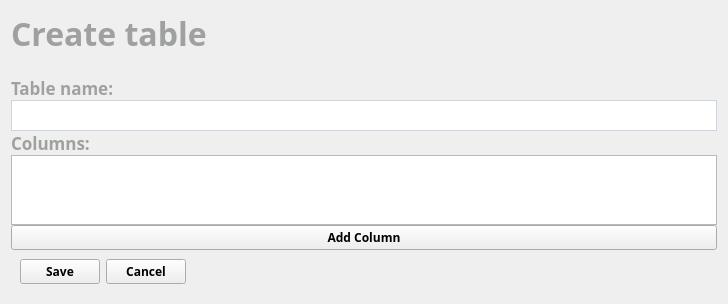
This is NBAdmin/CreateTableTab.ui in gitnitrosbase/QtAdmin as Qt 5 draws it before an edit. The edited form follows.
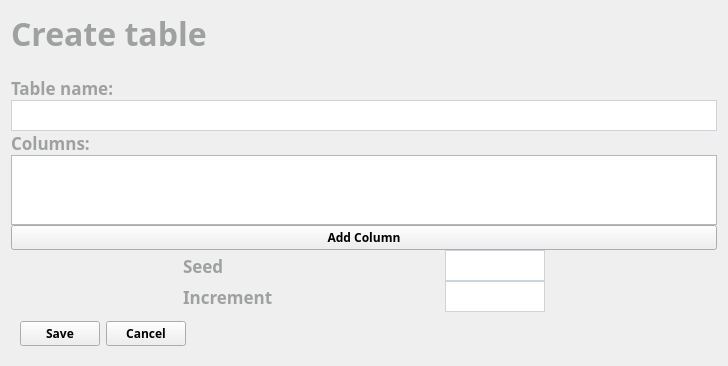
This is the edited form.

Commit message: fix create table fix open table add show text query for table

What changed in the file:
```diff
--- a/NBAdmin/CreateTableTab.ui
+++ b/NBAdmin/CreateTableTab.ui
@@ -23,87 +23,6 @@
    <property name="spacing">
     <number>0</number>
    </property>
-   <item row="5" column="0">
-    <widget class="QTableWidget" name="tableWidget"/>
-   </item>
-   <item row="2" column="0">
-    <widget class="QLabel" name="label">
-     <property name="sizePolicy">
-      <sizepolicy hsizetype="Expanding" vsizetype="Fixed">
-       <horstretch>0</horstretch>
-       <verstretch>0</verstretch>
-      </sizepolicy>
-     </property>
-     <property name="font">
-      <font>
-       <family>Segoe UI Semibold</family>
-       <pointsize>13</pointsize>
-       <bold>true</bold>
-      </font>
-     </property>
-     <property name="styleSheet">
-      <string notr="true">color: #9fa0a0;</string>
-     </property>
-     <property name="text">
-      <string>Table name:</string>
-     </property>
-    </widget>
-   </item>
-   <item row="0" column="0">
-    <widget class="QLabel" name="Header_createTbl">
-     <property name="sizePolicy">
-      <sizepolicy hsizetype="Preferred" vsizetype="Fixed">
-       <horstretch>0</horstretch>
-       <verstretch>0</verstretch>
-      </sizepolicy>
-     </property>
-     <property name="font">
-      <font>
-       <family>Segoe UI Semibold</family>
-       <pointsize>24</pointsize>
-       <bold>true</bold>
-      </font>
-     </property>
-     <property name="styleSheet">
-      <string notr="true">color: #9fa0a0</string>
-     </property>
-     <property name="text">
-      <string>Create table</string>
-     </property>
-    </widget>
-   </item>
-   <item row="7" column="0" alignment="Qt::AlignLeft">
-    <widget class="QWidget" name="horizontalWidget" native="true">
-     <layout class="QHBoxLayout" name="horizontalLayout">
-      <item>
-       <widget class="QPushButton" name="pushButton_2">
-        <property name="sizePolicy">
-         <sizepolicy hsizetype="Fixed" vsizetype="Fixed">
-          <horstretch>0</horstretch>
-          <verstretch>0</verstretch>
-         </sizepolicy>
-        </property>
-        <property name="text">
-         <string>Save</string>
-        </property>
-       </widget>
-      </item>
-      <item>
-       <widget class="QPushButton" name="pushButton_3">
-        <property name="sizePolicy">
-         <sizepolicy hsizetype="Fixed" vsizetype="Fixed">
-          <horstretch>0</horstretch>
-          <verstretch>0</verstretch>
-         </sizepolicy>
-        </property>
-        <property name="text">
-         <string>Cancel</string>
-        </property>
-       </widget>
-      </item>
-     </layout>
-    </widget>
-   </item>
    <item row="1" column="0">
     <spacer name="verticalSpacer">
      <property name="orientation">
@@ -120,21 +39,36 @@
      </property>
     </spacer>
    </item>
-   <item row="4" column="0">
-    <widget class="QLabel" name="label_2">
-     <property name="font">
-      <font>
-       <family>Segoe UI Semibold</family>
-       <pointsize>13</pointsize>
-       <bold>true</bold>
-      </font>
-     </property>
-     <property name="styleSheet">
-      <string notr="true">color: #9fa0a0;</string>
-     </property>
-     <property name="text">
-      <string>Columns:</string>
-     </property>
+   <item row="8" column="0" alignment="Qt::AlignLeft">
+    <widget class="QWidget" name="horizontalWidget" native="true">
+     <layout class="QHBoxLayout" name="horizontalLayout">
+      <item>
+       <widget class="QPushButton" name="pushButton_2">
+        <property name="sizePolicy">
+         <sizepolicy hsizetype="Fixed" vsizetype="Fixed">
+          <horstretch>0</horstretch>
+          <verstretch>0</verstretch>
+         </sizepolicy>
+        </property>
+        <property name="text">
+         <string>Save</string>
+        </property>
+       </widget>
+      </item>
+      <item>
+       <widget class="QPushButton" name="pushButton_3">
+        <property name="sizePolicy">
+         <sizepolicy hsizetype="Fixed" vsizetype="Fixed">
+          <horstretch>0</horstretch>
+          <verstretch>0</verstretch>
+         </sizepolicy>
+        </property>
+        <property name="text">
+         <string>Cancel</string>
+        </property>
+       </widget>
+      </item>
+     </layout>
     </widget>
    </item>
    <item row="3" column="0">
@@ -177,6 +111,176 @@
      </property>
     </widget>
    </item>
+   <item row="4" column="0">
+    <widget class="QLabel" name="label_2">
+     <property name="font">
+      <font>
+       <family>Segoe UI Semibold</family>
+       <pointsize>13</pointsize>
+       <bold>true</bold>
+      </font>
+     </property>
+     <property name="styleSheet">
+      <string notr="true">color: #9fa0a0;</string>
+     </property>
+     <property name="text">
+      <string>Columns:</string>
+     </property>
+    </widget>
+   </item>
+   <item row="0" column="0">
+    <widget class="QLabel" name="Header_createTbl">
+     <property name="sizePolicy">
+      <sizepolicy hsizetype="Preferred" vsizetype="Fixed">
+       <horstretch>0</horstretch>
+       <verstretch>0</verstretch>
+      </sizepolicy>
+     </property>
+     <property name="font">
+      <font>
+       <family>Segoe UI Semibold</family>
+       <pointsize>24</pointsize>
+       <bold>true</bold>
+      </font>
+     </property>
+     <property name="styleSheet">
+      <string notr="true">color: #9fa0a0</string>
+     </property>
+     <property name="text">
+      <string>Create table</string>
+     </property>
+    </widget>
+   </item>
+   <item row="5" column="0">
+    <widget class="QTableWidget" name="tableWidget"/>
+   </item>
+   <item row="2" column="0">
+    <widget class="QLabel" name="label">
+     <property name="sizePolicy">
+      <sizepolicy hsizetype="Expanding" vsizetype="Fixed">
+       <horstretch>0</horstretch>
+       <verstretch>0</verstretch>
+      </sizepolicy>
+     </property>
+     <property name="font">
+      <font>
+       <family>Segoe UI Semibold</family>
+       <pointsize>13</pointsize>
+       <bold>true</bold>
+      </font>
+     </property>
+     <property name="styleSheet">
+      <string notr="true">color: #9fa0a0;</string>
+     </property>
+     <property name="text">
+      <string>Table name:</string>
+     </property>
+    </widget>
+   </item>
+   <item row="7" column="0">
+    <layout class="QGridLayout" name="gridLayout_2">
+     <item row="1" column="0">
+      <widget class="QLabel" name="label_3">
+       <property name="maximumSize">
+        <size>
+         <width>90</width>
+         <height>16777215</height>
+        </size>
+       </property>
+       <property name="font">
+        <font>
+         <family>Segoe UI Semibold</family>
+         <pointsize>13</pointsize>
+         <bold>true</bold>
+        </font>
+       </property>
+       <property name="styleSheet">
+        <string notr="true">color: #9fa0a0;</string>
+       </property>
+       <property name="text">
+        <string>Increment</string>
+       </property>
+      </widget>
+     </item>
+     <item row="0" column="0">
+      <widget class="QLabel" name="label_4">
+       <property name="maximumSize">
+        <size>
+         <width>90</width>
+         <height>16777215</height>
+        </size>
+       </property>
+       <property name="font">
+        <font>
+         <family>Segoe UI Semibold</family>
+         <pointsize>13</pointsize>
+         <bold>true</bold>
+        </font>
+       </property>
+       <property name="styleSheet">
+        <string notr="true">color: #9fa0a0;</string>
+       </property>
+       <property name="text">
+        <string>Seed</string>
+       </property>
+      </widget>
+     </item>
+     <item row="0" column="1">
+      <widget class="QLineEdit" name="SeedLineEdit">
+       <property name="minimumSize">
+        <size>
+         <width>100</width>
+         <height>31</height>
+        </size>
+       </property>
+       <property name="maximumSize">
+        <size>
+         <width>100</width>
+         <height>31</height>
+        </size>
+       </property>
+       <property name="font">
+        <font>
+         <family>Segoe UI</family>
+         <bold>false</bold>
+        </font>
+       </property>
+       <property name="styleSheet">
+        <string notr="true">QLineEdit {
+	border: 1px solid #ced4da;
+}</string>
+       </property>
+      </widget>
+     </item>
+     <item row="1" column="1">
+      <widget class="QLineEdit" name="IncrementLineEdit">
+       <property name="minimumSize">
+        <size>
+         <width>100</width>
+         <height>31</height>
+        </size>
+       </property>
+       <property name="maximumSize">
+        <size>
+         <width>100</width>
+         <height>31</height>
+        </size>
+       </property>
+       <property name="font">
+        <font>
+         <family>Segoe UI</family>
+         <bold>false</bold>
+        </font>
+       </property>
+       <property name="styleSheet">
+        <string notr="true">QLineEdit {
+	border: 1px solid #ced4da;
+}</string>
+       </property>
+      </widget>
+     </item>
+    </layout>
+   </item>
   </layout>
  </widget>
  <resources/>
```
The commit also changes 10 other files.
